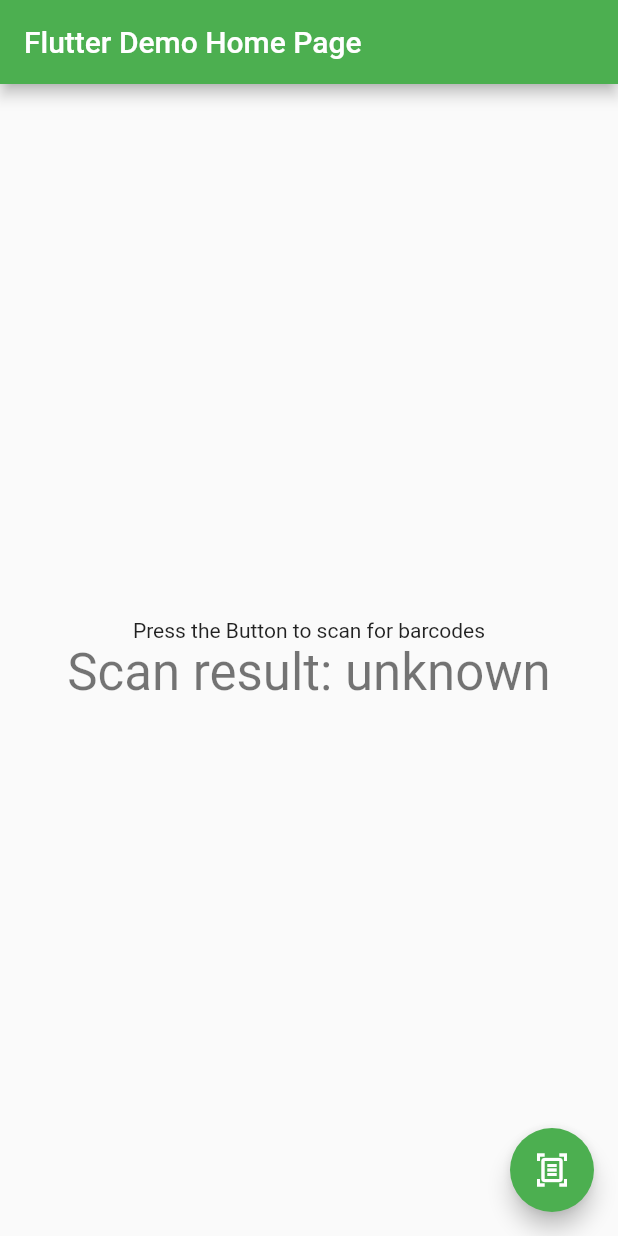
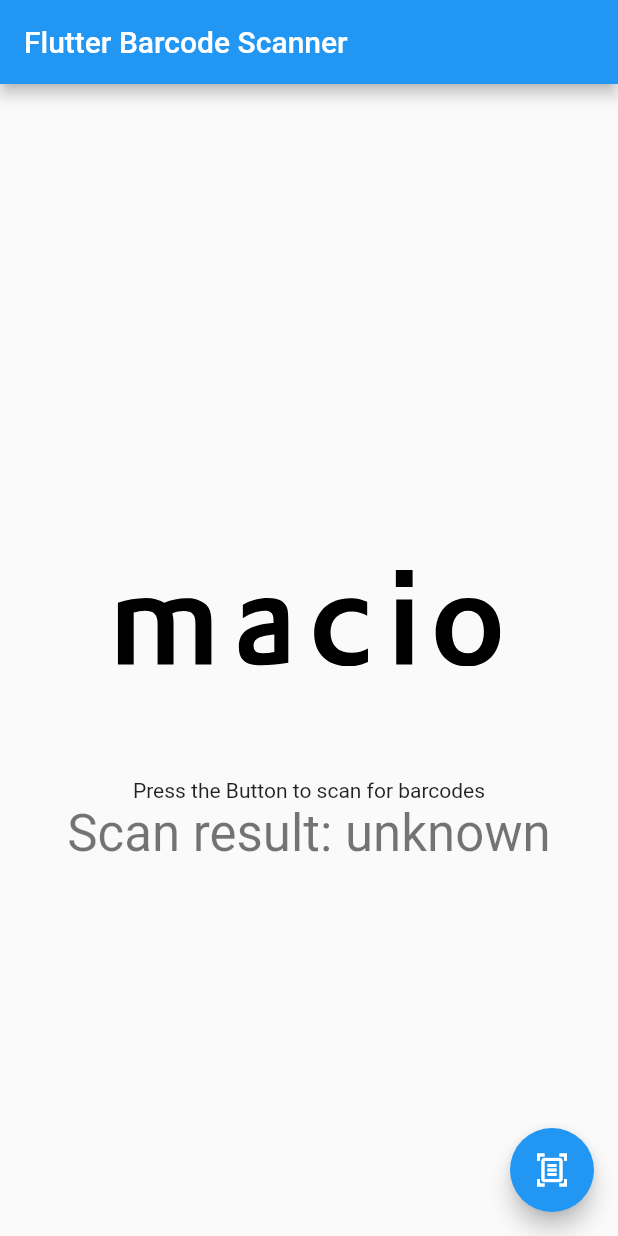
Before and after one commit to 2LuckyLuke/FlutterExample, a Flutter app: the screen it shows after launch, on a phone screen of 412 x 824 dp. Run offline on Flutter 3.47's test engine with Material 2 defaults, Android fonts, the phone set to English and light mode, and no system bars; our stand-ins replace flutter_svg; missing offline and left inert: flutter_barcode_scanner; statements that could not run were skipped.

Commit message:
Barcode working

```diff
--- a/lib/main.dart
+++ b/lib/main.dart
@@ -3,6 +3,8 @@ import 'package:flutter/material.dart';
 import 'package:flutter/painting.dart';
 import 'package:flutter/services.dart';
 import 'package:flutter_barcode_scanner/flutter_barcode_scanner.dart';
+import 'package:flutter_svg/flutter_svg.dart';
+import 'package:untitled/web_api.dart';
 
 void main() {
   runApp(const MyApp());
@@ -16,9 +18,9 @@ class MyApp extends StatelessWidget {
     return MaterialApp(
       title: 'Flutter Demo',
       theme: ThemeData(
-        primarySwatch: Colors.green,
+        primarySwatch: Colors.macio,
       ),
-      home: const MyHomePage(title: 'Flutter Demo Home Page'),
+      home: const MyHomePage(title: 'Flutter Barcode Scanner'),
       debugShowCheckedModeBanner: false,
     );
   }
@@ -36,6 +38,7 @@ class _MyHomePageState extends State<MyHomePage> {
   int _counter = 0;
   String _scanBarcode = "unknown";
 
+
   void _incrementCounter() {
     setState(() {
       _counter++;
@@ -48,7 +51,7 @@ class _MyHomePageState extends State<MyHomePage> {
     // Platform messages may fail, so we use a try/catch PlatformException.
     try {
       barcodeScanRes = await FlutterBarcodeScanner.scanBarcode(
-          '#ff0004', 'Cancel', true, ScanMode.BARCODE);
+          '#003b4a', 'Cancel', true, ScanMode.BARCODE);
       print(barcodeScanRes);
     } on PlatformException {
       barcodeScanRes = 'Failed to get platform version.';
@@ -63,7 +66,6 @@ class _MyHomePageState extends State<MyHomePage> {
     });
   }
 
-
   @override
   Widget build(BuildContext context) {
     return Scaffold(
@@ -74,6 +76,15 @@ class _MyHomePageState extends State<MyHomePage> {
         child: Column(
           mainAxisAlignment: MainAxisAlignment.center,
           children: <Widget>[
+            Padding(
+              padding: const EdgeInsets.all(75.0),
+              child: SvgPicture.asset(
+                  "assets/icons/logo_macio.svg",
+                semanticsLabel: "Macio Logo",
+                color: Colors.macio[500],
+                width: 255,
+              ),
+            ),
             const Text(
               "Press the Button to scan for barcodes",
             ),
```
Also changed, not shown: lib/web_api.dart (added, +20 -0 lines), pubspec.yaml (+6 -3 lines), assets/icons/logo_macio.svg (added), pubspec.lock.
